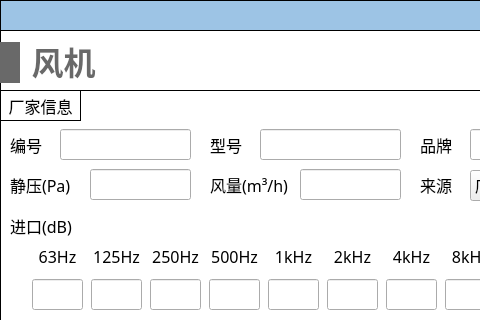
First picture: the form in NoiseCalSoft/inputDialog/dialog_fan.ui, repository haobana/NoiCal, before the edit; both pictures show x 0 to 480 and y 0 to 320 of the 611 by 481 pixel window.
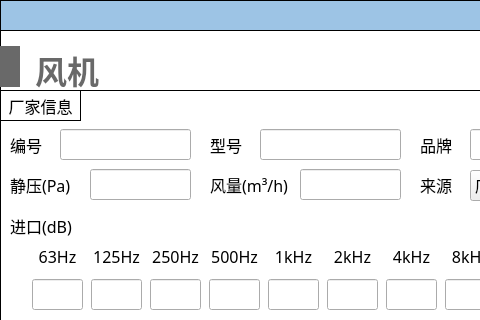
Second picture: the form after the edit. Icons and pictures are not drawn.

What changed in the file:
```diff
--- a/NoiseCalSoft/inputDialog/dialog_fan.ui
+++ b/NoiseCalSoft/inputDialog/dialog_fan.ui
@@ -1500,8 +1500,8 @@
      <rect>
       <x>0</x>
       <y>10</y>
-      <width>101</width>
-      <height>45</height>
+      <width>108</width>
+      <height>54</height>
      </rect>
     </property>
     <layout class="QHBoxLayout" name="horizontalLayout_15">
@@ -1536,6 +1536,7 @@
         <font>
          <family>Microsoft YaHei</family>
          <pointsize>24</pointsize>
+         <weight>75</weight>
          <bold>true</bold>
         </font>
        </property>
```
Left out of the diff: 28 changed lines with no effect on the pictures.
